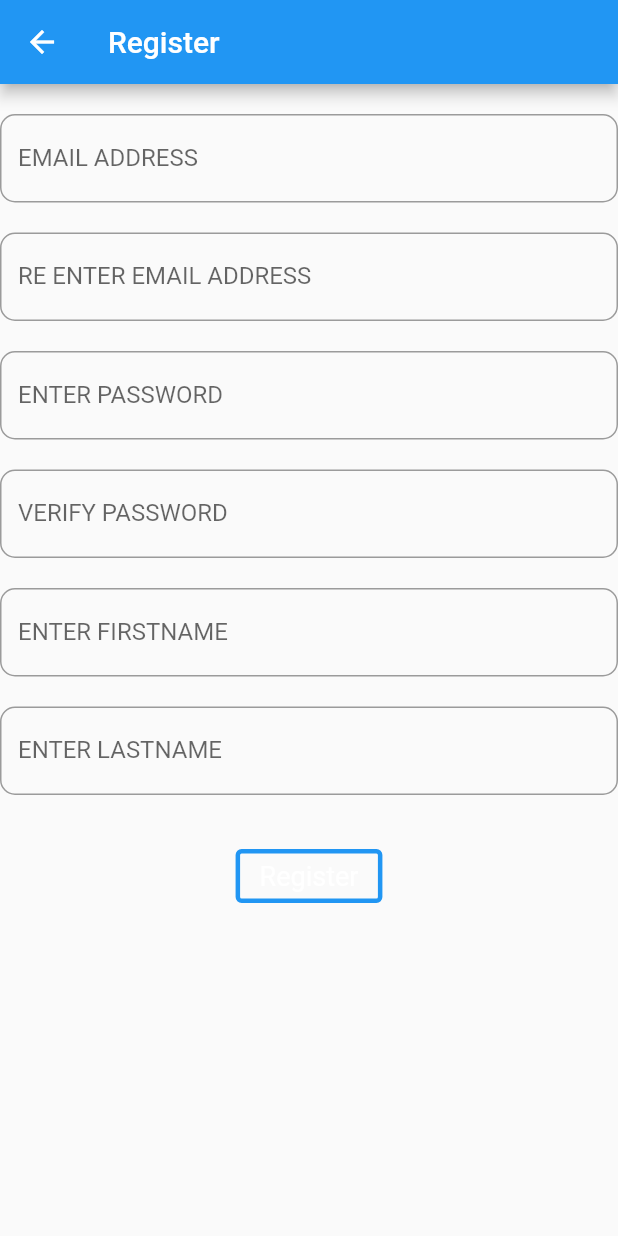
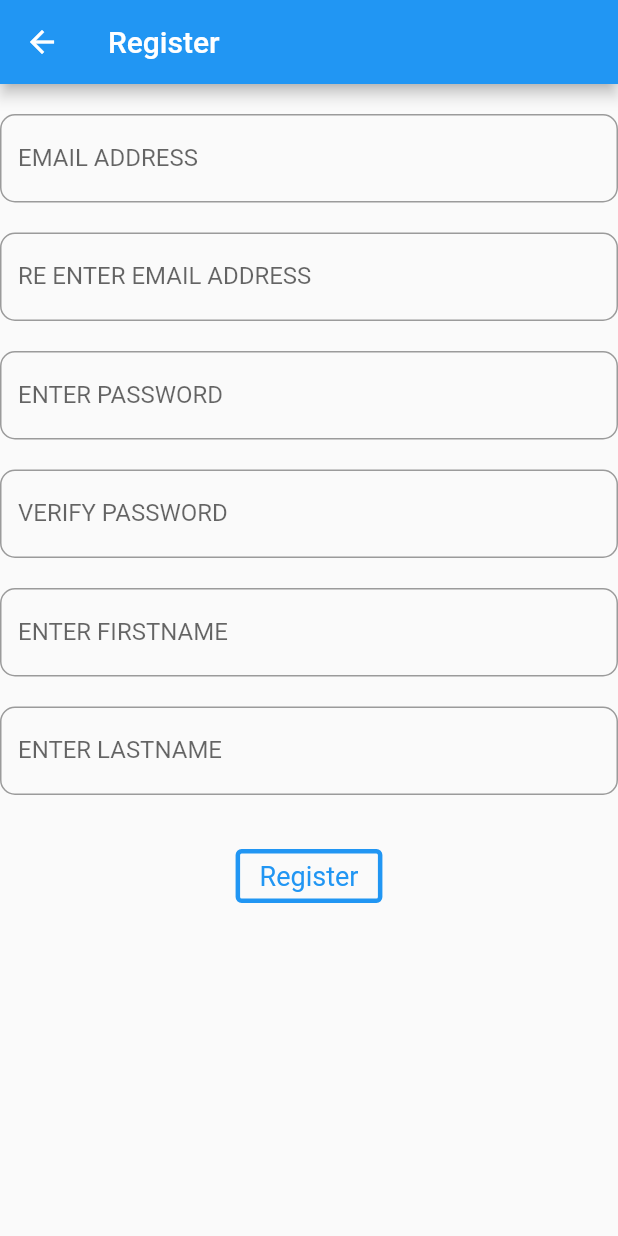
Before and after one commit to StefonGlover/Spotivity, a Flutter app: the RegisterPage screen opened directly, on a phone screen of 412 x 824 dp. Run offline on Flutter 3.47's test engine with Material 2 defaults, Android fonts, the phone set to English and light mode, and no system bars; our stand-ins replace audioplayers, cloud_firestore, firebase_auth, firebase_core, flutter_dotenv, fluttericon and 1 more; missing offline and left inert: spotify; accounts and stored records are empty.

Commit message:
Changed register button text color

```diff
--- a/lib/views/register_view.dart
+++ b/lib/views/register_view.dart
@@ -176,7 +176,7 @@ class _RegisterPageState extends State<RegisterPage> {
                     },
                     child: const Text(
                       'Register',
-                      style: TextStyle(color: Colors.white),
+                      style: TextStyle(color: Colors.blue),
                     ),
                   )
                 ],
```
